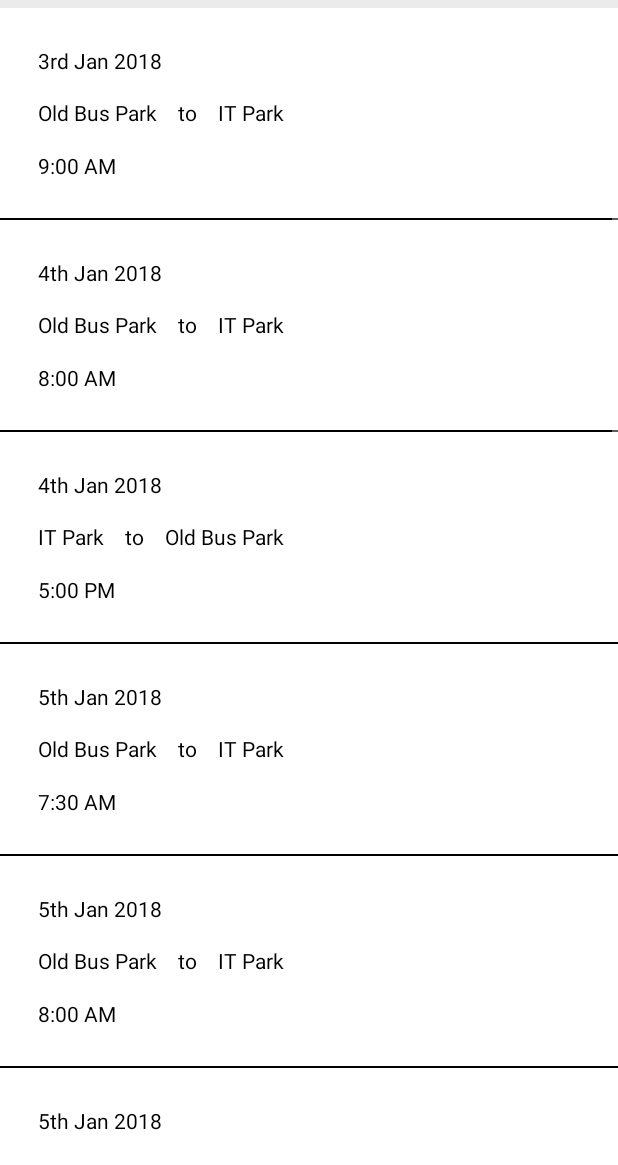
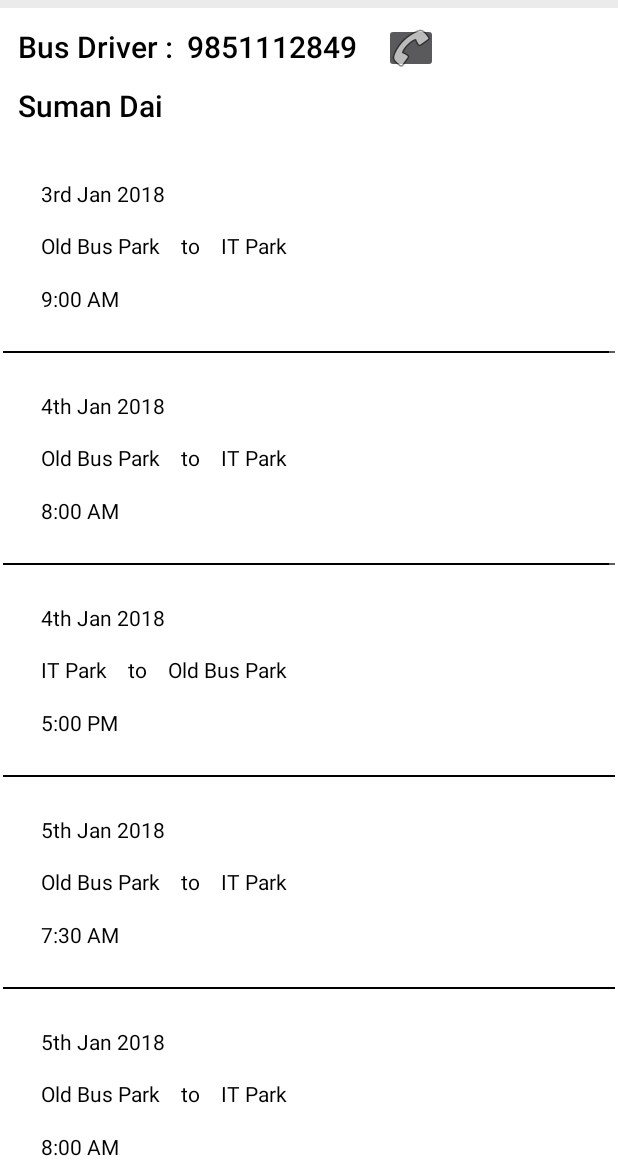
Before and after one commit to ayushkumarshah/ITMeet2018-master, an Android app: the fragment bus_route placed in its activity, on a phone screen of 412 x 824 dp, the part 71-1236 px from its top. Run offline under Robolectric (Android 15) with nearby library versions, the phone set to English and light mode, and no system bars; our stand-ins replace Firebase (no records; nobody signed in at launch, a user with empty details on screens opened directly); libraries missing offline, so code that uses them is left out: com.special; network calls fail; 33 statements that could not run were skipped.

Commit message:
call function added

```diff
--- a/app/src/main/AndroidManifest.xml
+++ b/app/src/main/AndroidManifest.xml
@@ -6,6 +6,7 @@
     <uses-permission android:name="android.permission.CALL_PHONE" />
     <uses-permission android:name="android.permission.ACCESS_NETWORK_STATE" />
     <uses-permission android:name="android.permission.ACCESS_WIFI_STATE"/>
+
 
 
     <application
--- a/app/src/main/java/np/edu/ku/itmeet18/EventFragment.java
+++ b/app/src/main/java/np/edu/ku/itmeet18/EventFragment.java
@@ -353,7 +353,7 @@ public class EventFragment extends Fragment implements View.OnClickListener {
     private void getData() {
 
         loading = ProgressDialog.show(context, "Please wait...", "Fetching...", false, false);
-
+        loading.setCanceledOnTouchOutside(true);
         String url = "http://itmeet.ku.edu.np/index.php?rest_route=%2Fwp%2Fv2%2Fevents&per_page=100";
         Log.e("url:", url);
 
--- a/app/src/main/java/np/edu/ku/itmeet18/MainActivity.java
+++ b/app/src/main/java/np/edu/ku/itmeet18/MainActivity.java
@@ -73,7 +73,7 @@ public class MainActivity extends AppCompatActivity implements View.OnClickListe
         itemShare = new ResideMenuItem(this, R.drawable.icon_share, "Share");
         itemVisit = new ResideMenuItem(this, R.drawable.icon_visit, "Visit Us");
         itemAbout = new ResideMenuItem(this, R.drawable.icon_about, "About Us");
-        busInfo = new ResideMenuItem(this, R.drawable.icon_about, "Bus Route");
+        busInfo = new ResideMenuItem(this, R.drawable.bus, "Bus Route");
 
         itemHome.setOnClickListener(this);
         itemNews.setOnClickListener(this);
--- a/app/src/main/res/layout/fragment_bus_route.xml
+++ b/app/src/main/res/layout/fragment_bus_route.xml
@@ -1,18 +1,62 @@
 <FrameLayout xmlns:android="http://schemas.android.com/apk/res/android"
     xmlns:tools="http://schemas.android.com/tools"
+    xmlns:app="http://schemas.android.com/apk/res-auto"
+    android:id="@+id/frag_bus_info"
     android:layout_width="match_parent"
     android:layout_height="match_parent"
-    android:id="@+id/frag_bus_info"
+    android:layout_margin="2dp"
     tools:context="np.edu.ku.itmeet18.bus_route.bus_route">
 
     <!-- TODO: Update blank fragment layout -->
 
-    <ListView xmlns:android="http://schemas.android.com/apk/res/android"
-        xmlns:tools="http://schemas.android.com/tools"
-        android:id="@+id/list_bus"
-        android:divider="#000"
-        android:dividerHeight="1dp"
+    <LinearLayout
         android:layout_width="match_parent"
-        android:layout_height="wrap_content">
-    </ListView>
+        android:layout_height="match_parent"
+        android:orientation="vertical">
+
+        <LinearLayout
+            android:layout_width="wrap_content"
+            android:layout_height="wrap_content"
+            android:orientation="horizontal">
+
+            <TextView
+                android:id="@+id/textView18"
+                android:layout_width="wrap_content"
+                android:layout_height="wrap_content"
+                android:layout_margin="10dp"
+                android:layout_weight="1"
+                android:text="Bus Driver :  9851112849"
+                android:textAppearance="@android:style/TextAppearance.Material.Title"
+                android:textColor="#000000" />
+
+            <ImageButton
+                android:id="@+id/callbutton"
+                android:layout_width="36dp"
+                android:layout_height="33dp"
+                android:layout_marginBottom="8dp"
+                android:layout_marginLeft="8dp"
+                android:layout_marginRight="8dp"
+                android:layout_marginTop="8dp"
+                app:srcCompat="@android:drawable/ic_menu_call" />
+
+        </LinearLayout>
+
+        <TextView
+            android:id="@+id/textView20"
+            android:layout_width="match_parent"
+            android:layout_height="wrap_content"
+            android:layout_marginBottom="10dp"
+            android:layout_marginLeft="10dp"
+            android:text="Suman Dai"
+            android:textAppearance="@android:style/TextAppearance.Material.Title"
+            android:textColor="#000000" />
+
+        <ListView
+            android:id="@+id/list_bus"
+            android:layout_width="match_parent"
+            android:layout_height="match_parent"
+            android:divider="#000"
+            android:dividerHeight="1dp"></ListView>
+    </LinearLayout>
+
 </FrameLayout>
```
Also changed, not shown: app/src/main/java/np/edu/ku/itmeet18/HomeFragment.java (+17 -1 lines), app/src/main/java/np/edu/ku/itmeet18/bus_route/bus_route.java (+90 -13 lines), app/src/main/res/layout-v17/home_card_two.xml (+45 -26 lines), app/src/main/res/layout/home_card_two.xml (+45 -26 lines), app/src/main/res/drawable/bus.png (added), app/src/main/res/drawable/itmeet.jpg (deleted), app/src/main/res/drawable/khalti.jpg (added), app/src/main/res/drawable/sparrow.jpeg (added).
